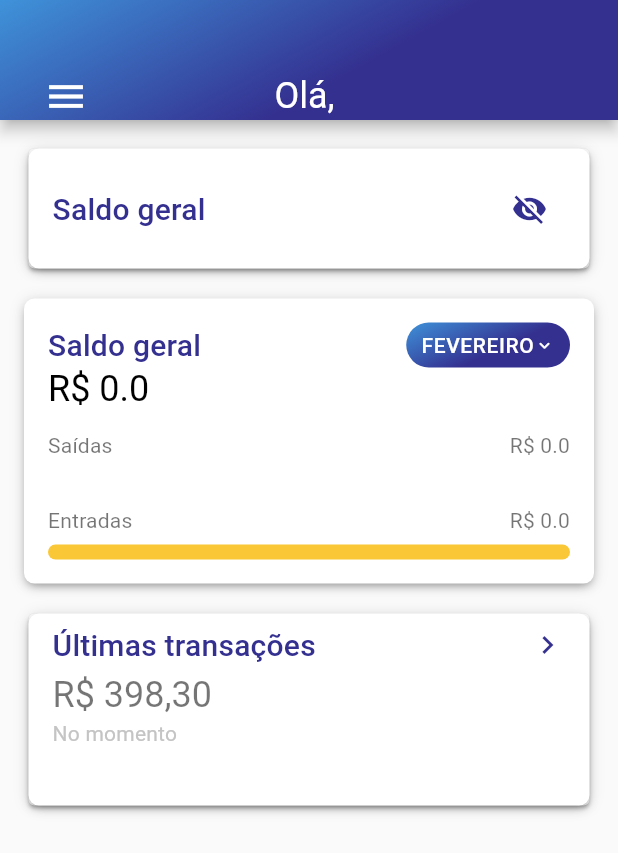
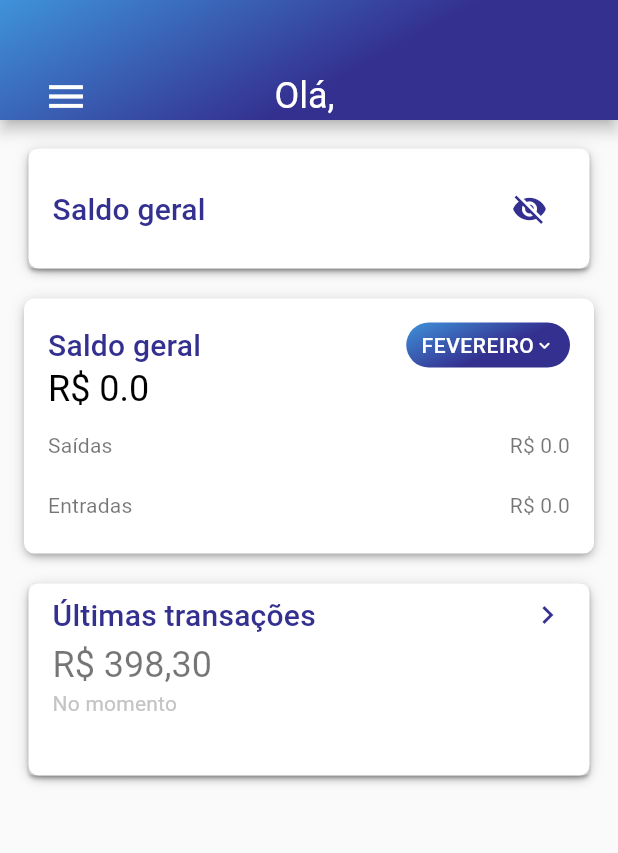
Before and after one commit to AnnaAlbuquerque/raro_budget, a Flutter app: the screen it shows once a user with an empty profile is signed in, on a phone screen of 412 x 824 dp. Shown: the top 853 px of the screen. Run offline on Flutter 3.47's test engine with Material 2 defaults, Android fonts, the phone set to English and light mode, and no system bars; our stand-ins replace cloud_firestore, connectivity_plus, firebase_auth, firebase_core, flutter_mobx, flutter_modular and 4 more; missing offline and left inert: animated_card, cpf_cnpj_validator; accounts and stored records are empty; generated files the repository leaves out were written again; project files that could hold a hidden picture were left out.

Commit message:
bugfix progress animation when get values from firebase

```diff
--- a/lib/src/modules/home/home_main/home_page.dart
+++ b/lib/src/modules/home/home_main/home_page.dart
@@ -3,10 +3,12 @@ import 'package:flutter_mobx/flutter_mobx.dart';
 import 'package:flutter_modular/flutter_modular.dart';
 import 'package:raro_budget/src/modules/home/home_main/home_controller.dart';
 import 'package:raro_budget/src/modules/home/home_main/widgets/custom_card_dia_a_dia/custom_card_dia_a_dia.dart';
+import 'package:raro_budget/src/modules/home/home_main/widgets/custom_card_dia_a_dia/custom_progress_bar.dart';
 import 'package:raro_budget/src/modules/home/home_main/widgets/custom_general_balance/custom_general_balance_widget.dart';
 import 'package:raro_budget/src/modules/home/widgets/custom_drawer/custom_drawer_widget.dart';
 
 import 'package:raro_budget/src/modules/home/widgets/custom_last_transactions/custom_last_transactions_widget.dart';
+import 'package:raro_budget/src/shared/constants/app_colors.dart';
 import 'package:raro_budget/src/shared/constants/app_text_styles.dart';
 import 'package:raro_budget/src/shared/widgets/custom_appbar/custom_appbar.dart';
 import 'package:raro_budget/src/shared/widgets/custom_button/custom_button_widget.dart';
@@ -81,6 +83,18 @@ class _HomePageState extends ModularState<HomePage, HomeController> {
                       total: controller.totalIn - controller.totalOut,
                       totalIn: controller.totalIn,
                       totalOut: controller.totalOut,
+                      progressBarOut: (controller.totalOut != 0.0)
+                          ? CustomProgressBar(
+                              currentValue: controller.totalOut.toInt(),
+                              progressColor: AppColors.cyan,
+                            )
+                          : Container(),
+                      progressBarIn: (controller.totalIn != 0.0)
+                          ? CustomProgressBar(
+                              currentValue: controller.totalIn.toInt(),
+                              progressColor: AppColors.yellow,
+                            )
+                          : Container(),
                     );
                   }),
                   Padding(
--- a/lib/src/modules/home/home_main/widgets/custom_card_dia_a_dia/custom_card_dia_a_dia.dart
+++ b/lib/src/modules/home/home_main/widgets/custom_card_dia_a_dia/custom_card_dia_a_dia.dart
@@ -12,11 +12,15 @@ class CustomCard extends StatefulWidget {
   final double totalIn;
   final double totalOut;
   final double total;
+  final Widget progressBarIn;
+  final Widget progressBarOut;
 
   CustomCard(
       {Key? key,
       this.animationController,
       this.onTape,
+      required this.progressBarIn,
+      required this.progressBarOut,
       required this.totalIn,
       required this.totalOut,
       required this.total})
@@ -123,10 +127,7 @@ class _CustomCardState extends State<CustomCard> {
                 ],
               ),
             ),
-            CustomProgressBar(
-              currentValue: 0,
-              progressColor: AppColors.cyan,
-            ),
+            widget.progressBarOut,
             Padding(
               padding: const EdgeInsets.fromLTRB(0, 16, 0, 8),
               child: Row(
@@ -144,10 +145,7 @@ class _CustomCardState extends State<CustomCard> {
                 ],
               ),
             ),
-            CustomProgressBar(
-              currentValue: 100,
-              progressColor: AppColors.yellow,
-            ),
+            widget.progressBarIn,
           ],
         ),
       ),
--- a/lib/src/modules/home/home_main/widgets/custom_card_dia_a_dia/custom_progress_bar.dart
+++ b/lib/src/modules/home/home_main/widgets/custom_card_dia_a_dia/custom_progress_bar.dart
@@ -25,8 +25,8 @@ class _CustomProgressBarState extends State<CustomProgressBar>
 
   @override
   void initState() {
-    _controller =
-        AnimationController(duration: Duration(milliseconds: 600), vsync: this);
+    _controller = AnimationController(
+        duration: Duration(milliseconds: 1000), vsync: this);
     _animation = Tween<double>(begin: _currentBegin, end: _currentEnd)
         .animate(_controller);
 
```
